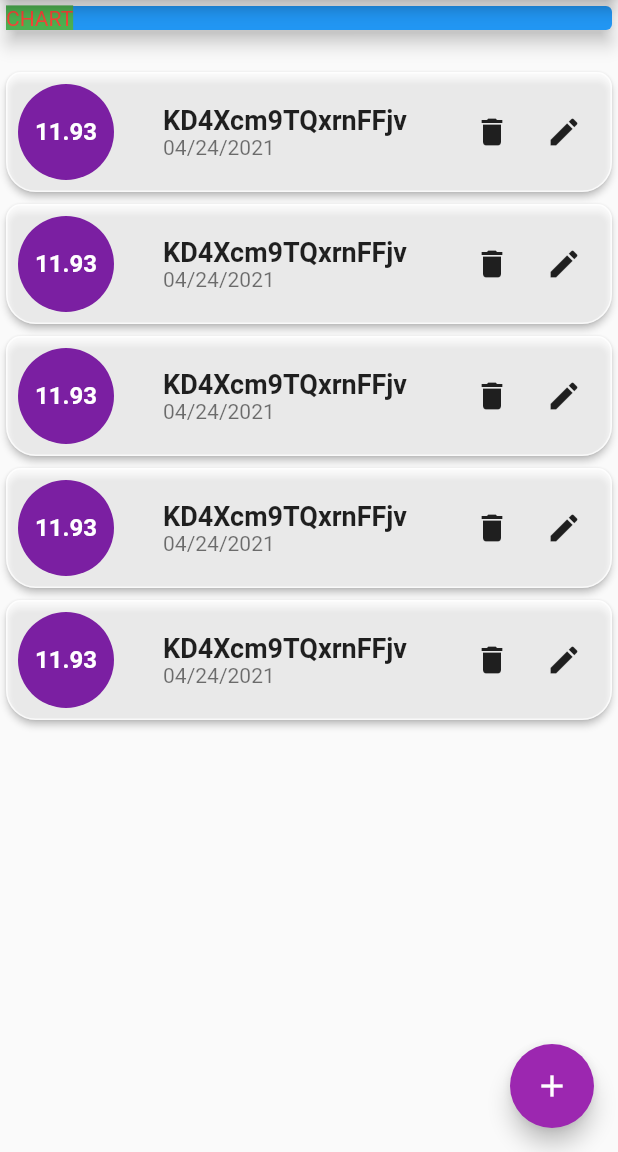
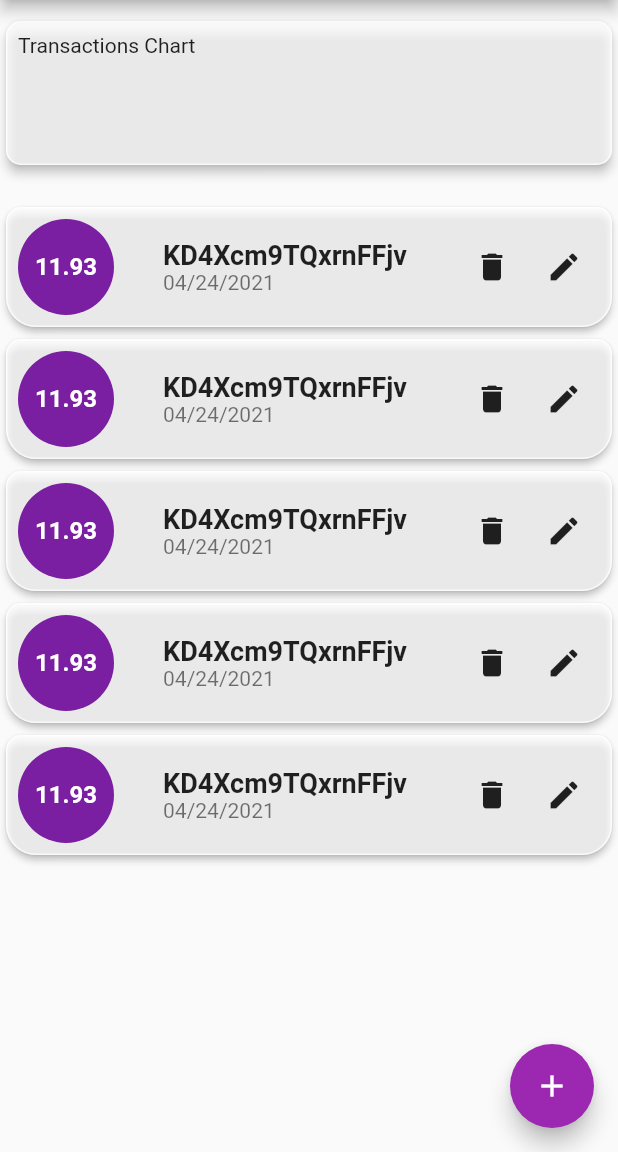
Before and after one commit to reymillenium/expensy_flutter, a Flutter app: the screen it shows after launch, on a phone screen of 412 x 824 dp, the part 84-1236 px from its top. Run offline on Flutter 3.47's test engine with Material 2 defaults, Android fonts, the phone set to English and light mode, and no system bars.

Commit message:
Removed debug label. Improved the customization of the Transactions Chart

```diff
--- a/lib/main.dart
+++ b/lib/main.dart
@@ -24,6 +24,7 @@ class MyApp extends StatelessWidget {
       theme: ThemeData(
         primarySwatch: Colors.purple,
       ),
+      debugShowCheckedModeBanner: false,
       home: TransactionsScreen(title: 'Expensy'),
     );
   }
--- a/lib/screens/transactions_screen.dart
+++ b/lib/screens/transactions_screen.dart
@@ -43,15 +43,27 @@ class _TransactionsScreenState extends State<TransactionsScreen> {
         crossAxisAlignment: CrossAxisAlignment.stretch,
         children: <Widget>[
           Container(
+            padding: const EdgeInsets.only(left: 0, top: 10, right: 0),
             width: double.infinity,
             child: Card(
-              color: Colors.blue,
-              elevation: 5,
-              child: Text(
-                'CHART',
-                style: TextStyle(
-                  color: Colors.red,
-                  backgroundColor: Colors.green,
+              elevation: 3,
+              color: Colors.white70,
+              shape: RoundedRectangleBorder(
+                side: BorderSide(color: Colors.white70, width: 1),
+                // side: BorderSide(color: Colors.red, width: 1),
+                // borderRadius: BorderRadius.circular(10),
+                borderRadius: BorderRadius.all(Radius.circular(10)),
+              ),
+              child: Padding(
+                padding: const EdgeInsets.all(8.0),
+                child: Container(
+                  height: 80,
+                  child: Text(
+                    'Transactions Chart',
+                    style: TextStyle(
+                        // color: Colors.white,
+                        ),
+                  ),
                 ),
               ),
             ),
```
